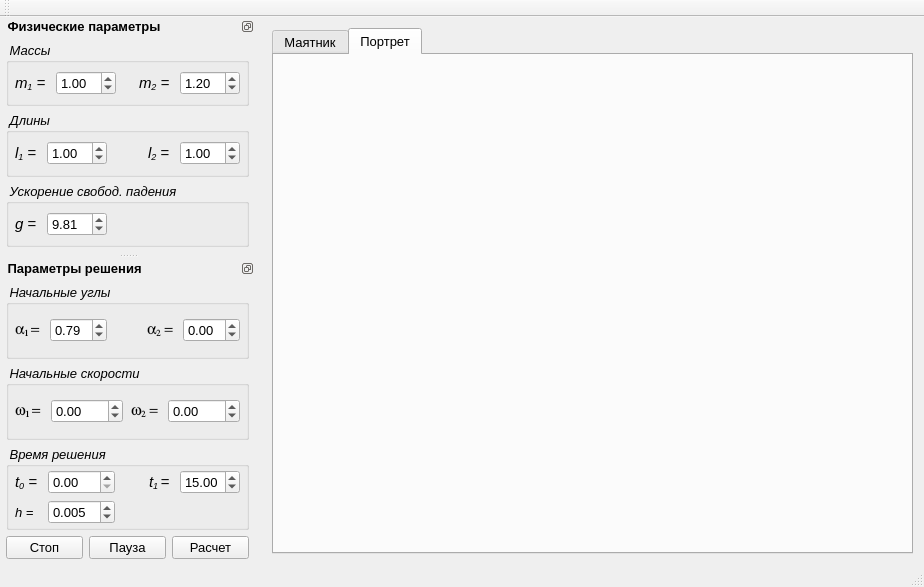
This is gui/MainWindow.ui in Qinterfly/DoublePendulum as Qt 5 draws it before an edit. The edited form follows.
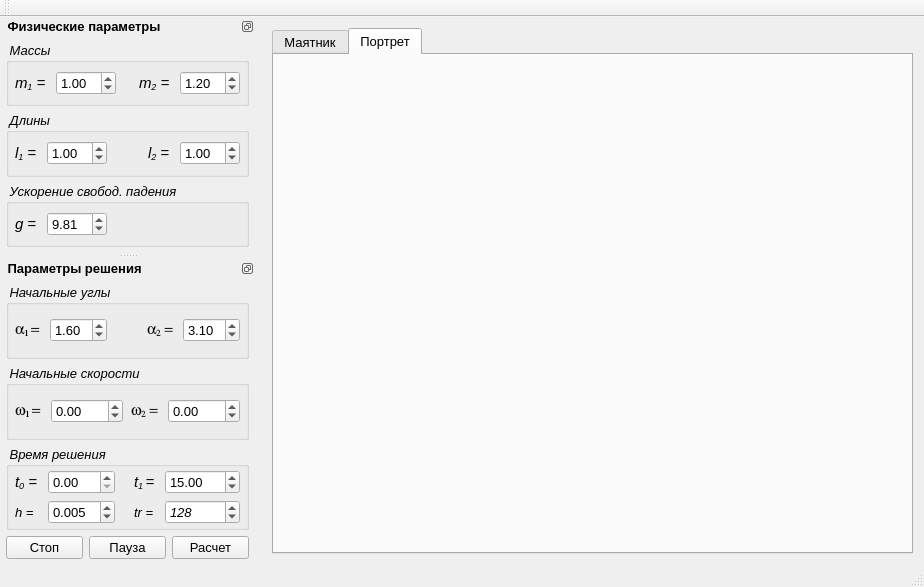
This is the edited form. The open tabs and pages were chosen to show the change. Custom widgets are drawn as their Qt base class.

What changed in the file:
```diff
--- a/gui/MainWindow.ui
+++ b/gui/MainWindow.ui
@@ -551,6 +551,9 @@
           <property name="stepType">
            <enum>QAbstractSpinBox::AdaptiveDecimalStepType</enum>
           </property>
+          <property name="value">
+           <double>3.100000000000000</double>
+          </property>
          </widget>
         </item>
         <item row="0" column="1">
@@ -570,7 +573,7 @@
            <enum>QAbstractSpinBox::AdaptiveDecimalStepType</enum>
           </property>
           <property name="value">
-           <double>0.790000000000000</double>
+           <double>1.600000000000000</double>
           </property>
          </widget>
         </item>
@@ -782,6 +785,9 @@
           <property name="minimum">
            <double>0.010000000000000</double>
           </property>
+          <property name="maximum">
+           <double>1000.000000000000000</double>
+          </property>
           <property name="stepType">
            <enum>QAbstractSpinBox::AdaptiveDecimalStepType</enum>
           </property>
@@ -843,6 +849,42 @@
           </property>
          </widget>
         </item>
+        <item row="1" column="3">
+         <widget class="QLabel" name="labelTraceLength">
+          <property name="text">
+           <string>tr = </string>
+          </property>
+         </widget>
+        </item>
+        <item row="1" column="2">
+         <spacer name="horizontalSpacer">
+          <property name="orientation">
+           <enum>Qt::Horizontal</enum>
+          </property>
+          <property name="sizeHint" stdset="0">
+           <size>
+            <width>40</width>
+            <height>20</height>
+           </size>
+          </property>
+         </spacer>
+        </item>
+        <item row="1" column="4">
+         <widget class="QSpinBox" name="spinBoxTraceLength">
+          <property name="toolTip">
+           <string>Длина временного следа</string>
+          </property>
+          <property name="minimum">
+           <number>1</number>
+          </property>
+          <property name="maximum">
+           <number>100000</number>
+          </property>
+          <property name="value">
+           <number>128</number>
+          </property>
+         </widget>
+        </item>
        </layout>
       </widget>
      </item>
```
Left out of the diff: 20 changed lines with no effect on the pictures.
